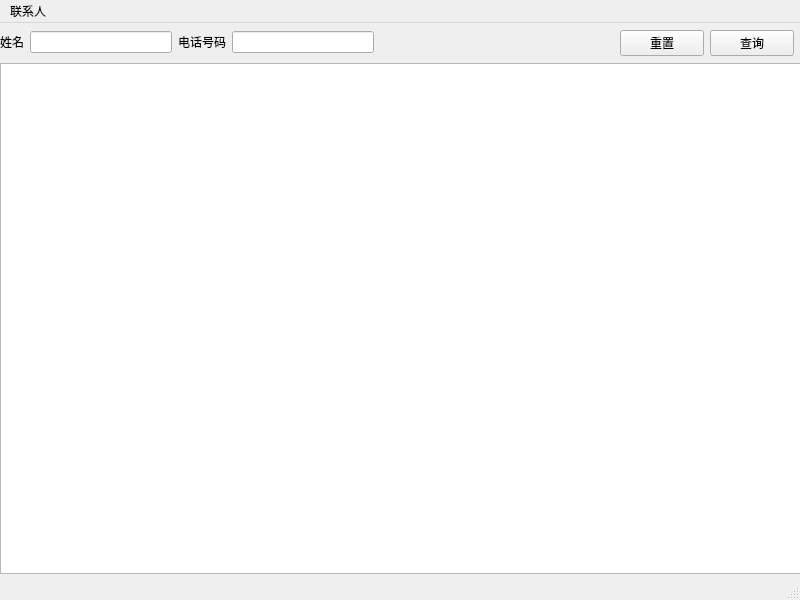
This is mainwindow.ui in suxil/qt-contact-sys as Qt 5 draws it before an edit. The edited form follows.
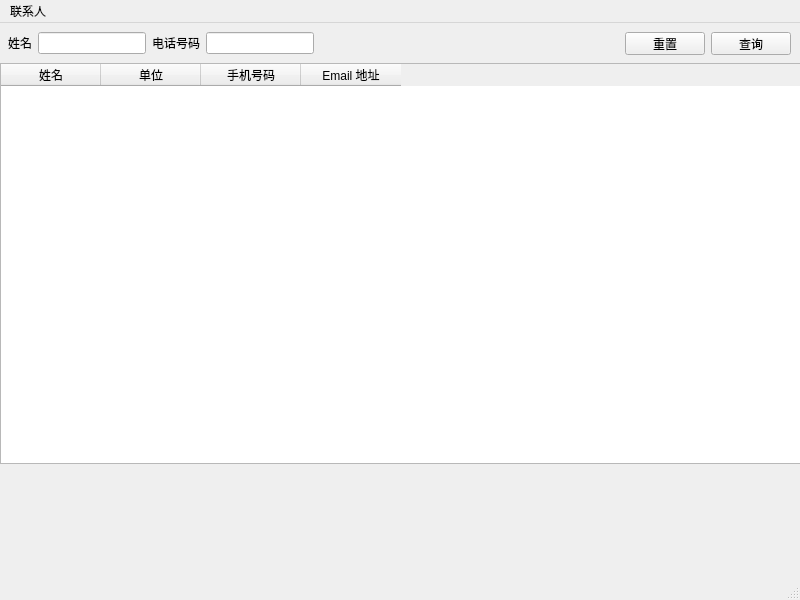
This is the edited form.

The edit to the form file:
```diff
--- a/mainwindow.ui
+++ b/mainwindow.ui
@@ -18,30 +18,91 @@
     <property name="geometry">
      <rect>
       <x>0</x>
-      <y>30</y>
+      <y>40</y>
       <width>801</width>
-      <height>521</height>
+      <height>401</height>
      </rect>
     </property>
+    <property name="sizePolicy">
+     <sizepolicy hsizetype="Maximum" vsizetype="Maximum">
+      <horstretch>0</horstretch>
+      <verstretch>0</verstretch>
+     </sizepolicy>
+    </property>
+    <layout class="QHBoxLayout" name="horizontalLayout_2">
+     <property name="leftMargin">
+      <number>0</number>
+     </property>
+     <property name="topMargin">
+      <number>0</number>
+     </property>
+     <property name="rightMargin">
+      <number>0</number>
+     </property>
+     <property name="bottomMargin">
+      <number>0</number>
+     </property>
+     <item>
     <widget class="QTableWidget" name="tableWidget">
+       <column>
+        <property name="text">
+         <string>姓名</string>
+        </property>
+       </column>
+       <column>
+        <property name="text">
+         <string>单位</string>
+        </property>
+       </column>
+       <column>
+        <property name="text">
+         <string>手机号码</string>
+        </property>
+       </column>
+       <column>
+        <property name="text">
+         <string>Email 地址</string>
+        </property>
+       </column>
+      </widget>
+     </item>
+    </layout>
+   </widget>
+   <widget class="QWidget" name="widget_2" native="true">
      <property name="geometry">
       <rect>
-       <x>0</x>
-       <y>10</y>
+      <x>-1</x>
+      <y>0</y>
        <width>801</width>
-       <height>511</height>
-      </rect>
-     </property>
-    </widget>
-   </widget>
+      <height>41</height>
+     </rect>
+    </property>
+    <property name="sizePolicy">
+     <sizepolicy hsizetype="Maximum" vsizetype="Preferred">
+      <horstretch>0</horstretch>
+      <verstretch>0</verstretch>
+     </sizepolicy>
+    </property>
+    <layout class="QFormLayout" name="formLayout">
+     <property name="leftMargin">
+      <number>0</number>
+     </property>
+     <property name="topMargin">
+      <number>0</number>
+     </property>
+     <property name="rightMargin">
+      <number>0</number>
+     </property>
+     <property name="bottomMargin">
+      <number>0</number>
+     </property>
+     <item row="0" column="0">
    <widget class="QWidget" name="searchWidget" native="true">
-    <property name="geometry">
-     <rect>
-      <x>0</x>
-      <y>0</y>
-      <width>374</width>
-      <height>38</height>
-     </rect>
+       <property name="sizePolicy">
+        <sizepolicy hsizetype="Expanding" vsizetype="Preferred">
+         <horstretch>0</horstretch>
+         <verstretch>0</verstretch>
+        </sizepolicy>
     </property>
     <layout class="QGridLayout" name="gridLayout">
      <item row="0" column="0">
@@ -66,16 +127,23 @@
      </item>
     </layout>
    </widget>
+     </item>
+     <item row="0" column="1">
    <widget class="QWidget" name="widget" native="true">
-    <property name="geometry">
-     <rect>
-      <x>620</x>
-      <y>0</y>
-      <width>174</width>
-      <height>41</height>
-     </rect>
-    </property>
     <layout class="QHBoxLayout" name="horizontalLayout">
+        <item>
+         <spacer name="horizontalSpacer">
+          <property name="orientation">
+           <enum>Qt::Horizontal</enum>
+          </property>
+          <property name="sizeHint" stdset="0">
+           <size>
+            <width>40</width>
+            <height>20</height>
+           </size>
+          </property>
+         </spacer>
+        </item>
      <item>
       <widget class="QPushButton" name="resetBtn">
        <property name="text">
@@ -88,6 +156,9 @@
        <property name="text">
         <string>查询</string>
        </property>
+         </widget>
+        </item>
+       </layout>
       </widget>
      </item>
     </layout>
```
Lines whose indentation alone changed are shown as unchanged.
